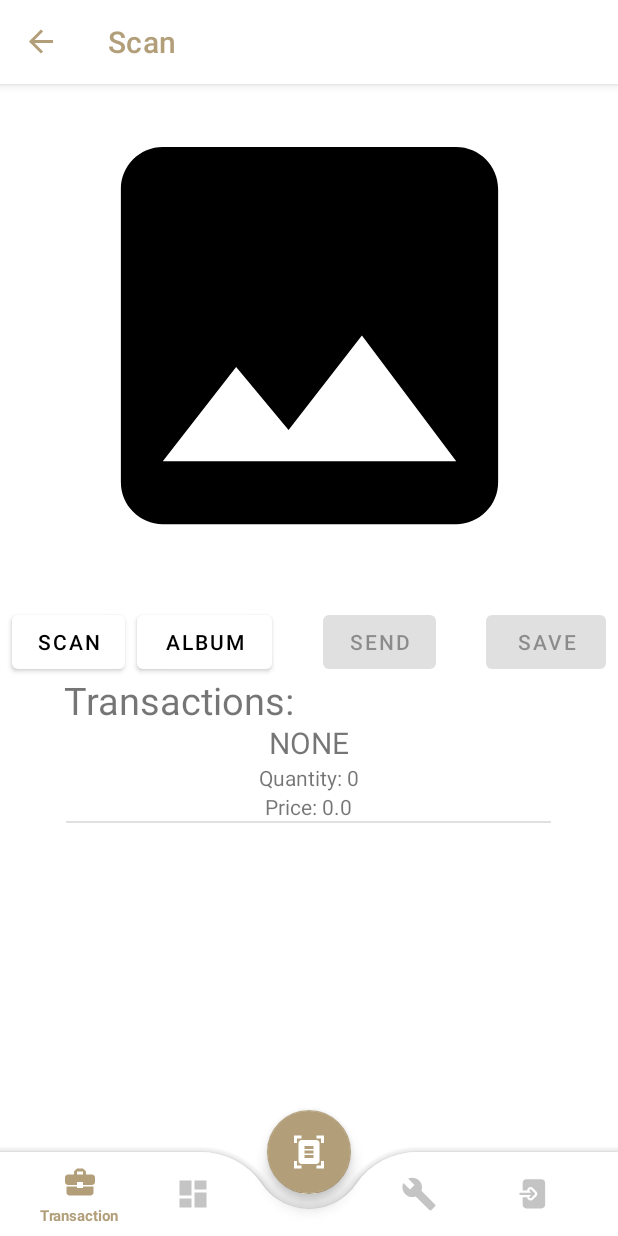
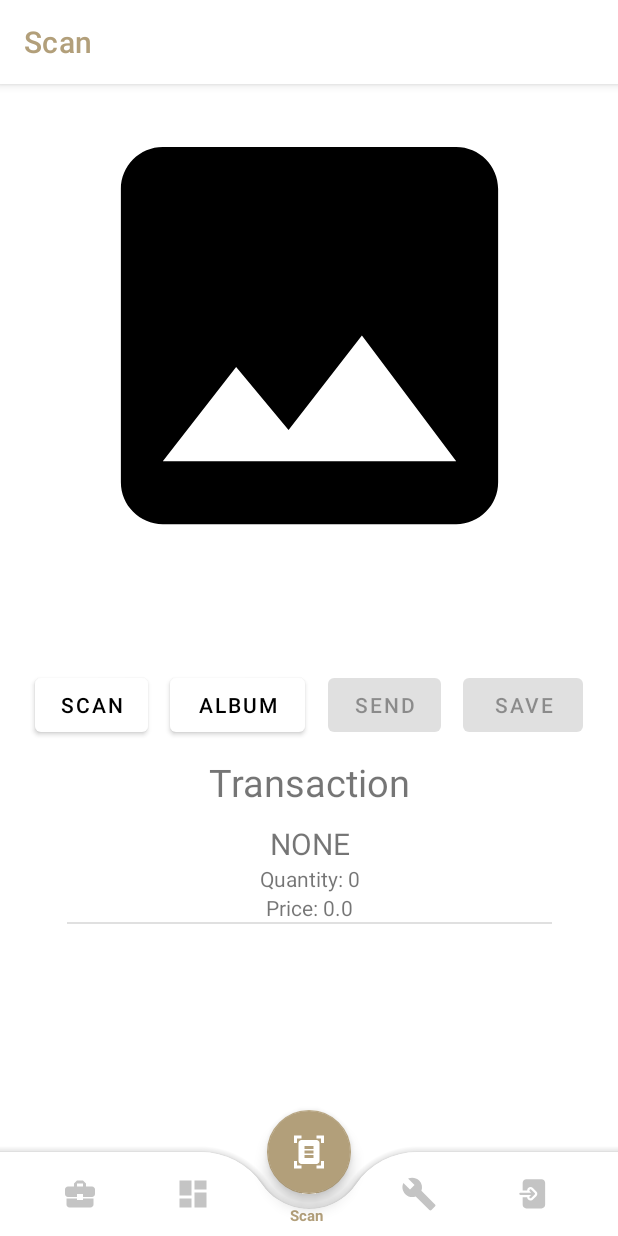
Before and after one commit to auliamey/Android-JWR, an Android app: the ScanFragment screen opened through its navigation route, on a phone screen of 412 x 824 dp. Run offline under Robolectric (Android 15) with nearby library versions, the phone set to English and light mode, and no system bars; our stand-ins replace Room's generated code, navigation-ui; pictures from the network do not load; Roboto replaces fonts that are not available here; 5 statements that could not run were skipped.

Commit message:
style scanFragment

```diff
--- a/app/src/main/java/com/example/pbd_jwr/LoginActivity.kt
+++ b/app/src/main/java/com/example/pbd_jwr/LoginActivity.kt
@@ -49,7 +49,6 @@ class LoginActivity : AppCompatActivity() {
         connectivityManager = getSystemService(CONNECTIVITY_SERVICE) as ConnectivityManager
         networkCallback = NetworkCallbackImplementation(this)
 
-        registerNetworkCallback()
 
         if (isLoggedIn()) {
             // If the user credential is stored, login and start the MainActivity
@@ -113,7 +112,6 @@ class LoginActivity : AppCompatActivity() {
     override fun onDestroy() {
         super.onDestroy()
 
-        unregisterNetworkCallback()
     }
 
     private fun isLoggedIn(): Boolean {
--- a/app/src/main/java/com/example/pbd_jwr/MainActivity.kt
+++ b/app/src/main/java/com/example/pbd_jwr/MainActivity.kt
@@ -66,7 +66,7 @@ class MainActivity : AppCompatActivity() {
         // menu should be considered as top level destinations.
         val appBarConfiguration = AppBarConfiguration(
             setOf(
-                R.id.navigation_transaction, R.id.navigation_dashboard, R.id.navigation_settings, R.id.navigation_transaction_add, R.id.navigation_transaction_detail, R.id.navigation_twibbon
+                R.id.navigation_transaction, R.id.navigation_dashboard, R.id.navigation_settings, R.id.navigation_transaction_add, R.id.navigation_transaction_detail, R.id.navigation_twibbon, R.id.navigation_scan
             )
         )
         setupActionBarWithNavController(navController, appBarConfiguration)
@@ -74,8 +74,11 @@ class MainActivity : AppCompatActivity() {
 
         val fab: FloatingActionButton = binding.fabScan
         fab.setOnClickListener {
-            // Start ScanActivity
+            // Navigate ScanFragment
             navController.navigate(R.id.navigation_scan)
+            val menuItem = navView.menu.findItem(R.id.navigation_scan)
+            menuItem.isChecked = true
+
         }
         navView.setOnItemSelectedListener { menuItem ->
             when (menuItem.itemId) {
@@ -103,6 +106,10 @@ class MainActivity : AppCompatActivity() {
                     val intent = Intent(this, LoginActivity::class.java)
                     startActivity(intent)
                     finish()
+                    true
+                }
+                R.id.navigation_scan->{
+                    navController.navigate(R.id.navigation_scan)
                     true
                 }
                 else -> false
--- a/app/src/main/res/layout/fragment_scan.xml
+++ b/app/src/main/res/layout/fragment_scan.xml
@@ -1,55 +1,60 @@
 <?xml version="1.0" encoding="utf-8"?>
-<androidx.constraintlayout.widget.ConstraintLayout xmlns:android="http://schemas.android.com/apk/res/android"
+<ScrollView xmlns:android="http://schemas.android.com/apk/res/android"
     xmlns:app="http://schemas.android.com/apk/res-auto"
     xmlns:tools="http://schemas.android.com/tools"
     android:layout_width="match_parent"
     android:layout_height="match_parent"
-    tools:context=".ui.scan.ScanFragment">
+    android:overScrollMode="never"
+    >
+<androidx.constraintlayout.widget.ConstraintLayout
+    android:layout_width="match_parent"
+    android:layout_height="wrap_content"
+    tools:context=".ui.scan.ScanFragment"
+    android:paddingHorizontal="8dp"
+    >
 
     <Button
         android:id="@+id/scanBtn"
         android:layout_width="75dp"
         android:layout_height="wrap_content"
-        android:layout_marginStart="8dp"
-        android:text="Scan"
+        android:text="@string/title_scan"
         app:layout_constraintBottom_toTopOf="@+id/listDummyTransaction"
-        app:layout_constraintStart_toStartOf="parent"
+        app:layout_constraintLeft_toLeftOf="parent"
+        app:layout_constraintRight_toLeftOf="@id/galleryBtn"
         app:layout_constraintTop_toBottomOf="@+id/imageView"
-        app:layout_constraintVertical_bias="0.3" />
+        />
 
     <Button
         android:id="@+id/galleryBtn"
         android:layout_width="90dp"
         android:layout_height="wrap_content"
-        android:layout_marginStart="8dp"
-        android:text="Album"
+        android:text="@string/album"
         app:layout_constraintBottom_toTopOf="@+id/listDummyTransaction"
-        app:layout_constraintStart_toEndOf="@+id/scanBtn"
+        app:layout_constraintLeft_toRightOf="@id/scanBtn"
+        app:layout_constraintRight_toLeftOf="@id/uploadBtn"
         app:layout_constraintTop_toBottomOf="@+id/imageView"
-        app:layout_constraintVertical_bias="0.3"/>
+        />
 
     <Button
         android:id="@+id/uploadBtn"
         android:layout_width="75dp"
         android:layout_height="wrap_content"
-        android:layout_marginStart="8dp"
-        android:layout_marginEnd="8dp"
-        android:text="Send"
+        android:text="@string/send"
         app:layout_constraintBottom_toTopOf="@+id/listDummyTransaction"
-        app:layout_constraintEnd_toStartOf="@+id/saveTransactionsBtn"
-        app:layout_constraintStart_toEndOf="@+id/galleryBtn"
+        app:layout_constraintRight_toLeftOf="@id/saveTransactionsBtn"
+        app:layout_constraintLeft_toRightOf="@id/galleryBtn"
         app:layout_constraintTop_toBottomOf="@+id/imageView"
-        app:layout_constraintVertical_bias="0.3" />
+
+        />
 
     <ImageView
         android:id="@+id/imageView"
         android:layout_width="335dp"
         android:layout_height="335dp"
-        android:contentDescription="PreviewImg"
+        android:contentDescription="@string/previewimg"
         app:layout_constraintEnd_toEndOf="parent"
         app:layout_constraintStart_toStartOf="parent"
         app:layout_constraintTop_toTopOf="parent"
-        app:layout_constraintVertical_bias="0.366"
         tools:srcCompat="@tools:sample/avatars" />
 
 
@@ -57,33 +62,37 @@
         android:id="@+id/saveTransactionsBtn"
         android:layout_width="80dp"
         android:layout_height="wrap_content"
-        android:layout_marginEnd="8dp"
-        android:text="Save"
+        android:text="@string/save"
         app:layout_constraintBottom_toTopOf="@+id/listDummyTransaction"
-        app:layout_constraintEnd_toEndOf="parent"
+        app:layout_constraintRight_toRightOf="parent"
+        app:layout_constraintLeft_toRightOf="@id/uploadBtn"
         app:layout_constraintTop_toBottomOf="@+id/imageView"
-        app:layout_constraintVertical_bias="0.3" />
+        />
 
     <ListView
         android:id="@+id/listDummyTransaction"
         android:layout_width="323dp"
         android:layout_height="193dp"
         app:layout_constraintBottom_toBottomOf="parent"
-        app:layout_constraintEnd_toEndOf="parent"
-        app:layout_constraintHorizontal_bias="0.494"
-        app:layout_constraintStart_toStartOf="parent"
-        app:layout_constraintTop_toBottomOf="@+id/imageView" />
+        app:layout_constraintLeft_toLeftOf="parent"
+        app:layout_constraintRight_toRightOf="parent"
+        app:layout_constraintTop_toBottomOf="@+id/textView"
+        android:textSize="16sp"
+        />
 
     <TextView
         android:id="@+id/textView"
         android:layout_width="wrap_content"
         android:layout_height="wrap_content"
-        android:text="Transactions:"
+        android:text="@string/title_transaction"
         android:textSize="25sp"
+        android:layout_marginTop="10dp"
+        android:layout_marginBottom="10dp"
         app:layout_constraintBottom_toTopOf="@+id/listDummyTransaction"
-        app:layout_constraintEnd_toEndOf="parent"
-        app:layout_constraintHorizontal_bias="0.165"
-        app:layout_constraintStart_toStartOf="parent"
+        app:layout_constraintLeft_toLeftOf="parent"
+        app:layout_constraintRight_toRightOf="parent"
         app:layout_constraintTop_toBottomOf="@+id/scanBtn" />
 
 </androidx.constraintlayout.widget.ConstraintLayout>
+
+</ScrollView>
--- a/app/src/main/res/menu/bottom_nav_menu.xml
+++ b/app/src/main/res/menu/bottom_nav_menu.xml
@@ -13,7 +13,7 @@
         />
 
     <item
-        android:id="@+id/floatingNav"
+        android:id="@+id/navigation_scan"
         android:title="@string/title_scan"
         />
     <item
--- a/app/src/main/res/values/strings.xml
+++ b/app/src/main/res/values/strings.xml
@@ -20,4 +20,7 @@
     <string name="amount">Amount</string>
     <string name="title">Title</string>
     <string name="back">Back</string>
+    <string name="album">Album</string>
+    <string name="send">Send</string>
+    <string name="previewimg">PreviewImg</string>
 </resources>
```
